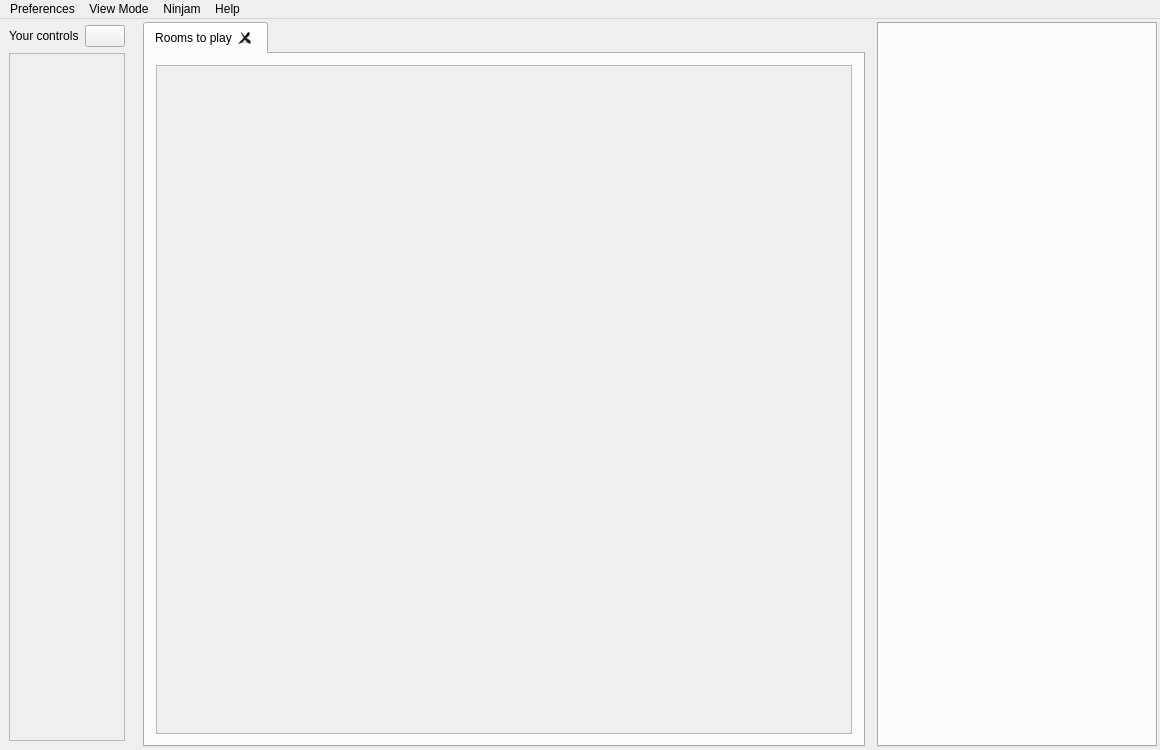
Old version of the form src/gui/MainWindow.ui in the repository elieserdejesus/JamTaba.
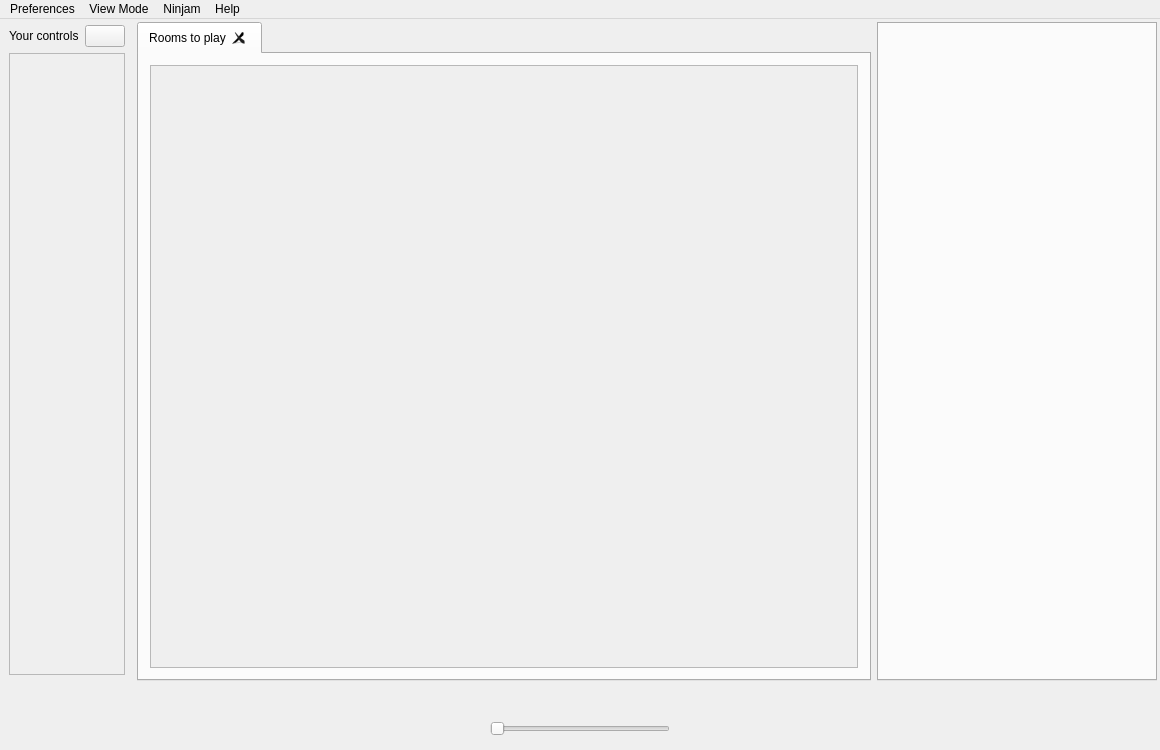
New version of the form. Icons and pictures are not drawn. Custom widgets are drawn as their Qt base class.

Commit message: starting the new interface

Patch:
```diff
--- a/src/gui/MainWindow.ui
+++ b/src/gui/MainWindow.ui
@@ -18,10 +18,7 @@
     <normaloff>:/images/jt_0001.png</normaloff>:/images/jt_0001.png</iconset>
   </property>
   <widget class="QWidget" name="centralWidget">
-   <layout class="QHBoxLayout" name="horizontalLayout">
-    <property name="spacing">
-     <number>12</number>
-    </property>
+   <layout class="QGridLayout" name="gridLayout">
     <property name="sizeConstraint">
      <enum>QLayout::SetDefaultConstraint</enum>
     </property>
@@ -37,115 +34,7 @@
     <property name="bottomMargin">
      <number>3</number>
     </property>
-    <item>
-     <widget class="QWidget" name="leftPanel" native="true">
-      <property name="sizePolicy">
-       <sizepolicy hsizetype="Preferred" vsizetype="Preferred">
-        <horstretch>0</horstretch>
-        <verstretch>0</verstretch>
-       </sizepolicy>
-      </property>
-      <layout class="QVBoxLayout" name="verticalLayout_2">
-       <property name="leftMargin">
-        <number>6</number>
-       </property>
-       <property name="topMargin">
-        <number>3</number>
-       </property>
-       <property name="rightMargin">
-        <number>6</number>
-       </property>
-       <property name="bottomMargin">
-        <number>6</number>
-       </property>
-       <item>
-        <widget class="QWidget" name="topWidget" native="true">
-         <property name="sizePolicy">
-          <sizepolicy hsizetype="MinimumExpanding" vsizetype="Maximum">
-           <horstretch>0</horstretch>
-           <verstretch>0</verstretch>
-          </sizepolicy>
-         </property>
-         <layout class="QHBoxLayout" name="horizontalLayout_2">
-          <property name="leftMargin">
-           <number>0</number>
-          </property>
-          <property name="topMargin">
-           <number>0</number>
-          </property>
-          <property name="rightMargin">
-           <number>0</number>
-          </property>
-          <property name="bottomMargin">
-           <number>0</number>
-          </property>
-          <item>
-           <widget class="QLabel" name="labelSectionTitle">
-            <property name="sizePolicy">
-             <sizepolicy hsizetype="Preferred" vsizetype="Preferred">
-              <horstretch>1</horstretch>
-              <verstretch>0</verstretch>
-             </sizepolicy>
-            </property>
-            <property name="text">
-             <string>Your controls</string>
-            </property>
-           </widget>
-          </item>
-          <item>
-           <widget class="QPushButton" name="localControlsCollapseButton">
-            <property name="toolTip">
-             <string>collapse/expand your controls ...</string>
-            </property>
-            <property name="text">
-             <string/>
-            </property>
-            <property name="checkable">
-             <bool>true</bool>
-            </property>
-           </widget>
-          </item>
-         </layout>
-        </widget>
-       </item>
-       <item>
-        <widget class="QScrollArea" name="scrollArea">
-         <property name="widgetResizable">
-          <bool>true</bool>
-         </property>
-         <widget class="QWidget" name="localTracksWidget">
-          <property name="geometry">
-           <rect>
-            <x>0</x>
-            <y>0</y>
-            <width>99</width>
-            <height>683</height>
-           </rect>
-          </property>
-          <layout class="QHBoxLayout" name="localTracksLayout">
-           <property name="spacing">
-            <number>3</number>
-           </property>
-           <property name="leftMargin">
-            <number>0</number>
-           </property>
-           <property name="topMargin">
-            <number>0</number>
-           </property>
-           <property name="rightMargin">
-            <number>0</number>
-           </property>
-           <property name="bottomMargin">
-            <number>0</number>
-           </property>
-          </layout>
-         </widget>
-        </widget>
-       </item>
-      </layout>
-     </widget>
-    </item>
-    <item>
+    <item row="0" column="1">
      <widget class="QWidget" name="contentPanel" native="true">
       <property name="sizePolicy">
        <sizepolicy hsizetype="Preferred" vsizetype="Preferred">
@@ -216,8 +105,8 @@
                <rect>
                 <x>0</x>
                 <y>0</y>
-                <width>711</width>
-                <height>674</height>
+                <width>723</width>
+                <height>603</height>
                </rect>
               </property>
               <layout class="QVBoxLayout" name="verticalLayout_6">
@@ -257,7 +146,7 @@
       </layout>
      </widget>
     </item>
-    <item>
+    <item row="0" column="2">
      <widget class="QWidget" name="chatArea" native="true">
       <property name="sizePolicy">
        <sizepolicy hsizetype="Preferred" vsizetype="Preferred">
@@ -300,6 +189,234 @@
       </layout>
      </widget>
     </item>
+    <item row="0" column="0">
+     <widget class="QWidget" name="leftPanel" native="true">
+      <property name="sizePolicy">
+       <sizepolicy hsizetype="Preferred" vsizetype="Preferred">
+        <horstretch>0</horstretch>
+        <verstretch>0</verstretch>
+       </sizepolicy>
+      </property>
+      <layout class="QVBoxLayout" name="verticalLayout_2">
+       <property name="leftMargin">
+        <number>6</number>
+       </property>
+       <property name="topMargin">
+        <number>3</number>
+       </property>
+       <property name="rightMargin">
+        <number>6</number>
+       </property>
+       <property name="bottomMargin">
+        <number>6</number>
+       </property>
+       <item>
+        <widget class="QWidget" name="topWidget" native="true">
+         <property name="sizePolicy">
+          <sizepolicy hsizetype="MinimumExpanding" vsizetype="Maximum">
+           <horstretch>0</horstretch>
+           <verstretch>0</verstretch>
+          </sizepolicy>
+         </property>
+         <layout class="QHBoxLayout" name="horizontalLayout_2">
+          <property name="leftMargin">
+           <number>0</number>
+          </property>
+          <property name="topMargin">
+           <number>0</number>
+          </property>
+          <property name="rightMargin">
+           <number>0</number>
+          </property>
+          <property name="bottomMargin">
+           <number>0</number>
+          </property>
+          <item>
+           <widget class="QLabel" name="labelSectionTitle">
+            <property name="sizePolicy">
+             <sizepolicy hsizetype="Preferred" vsizetype="Preferred">
+              <horstretch>1</horstretch>
+              <verstretch>0</verstretch>
+             </sizepolicy>
+            </property>
+            <property name="text">
+             <string>Your controls</string>
+            </property>
+           </widget>
+          </item>
+          <item>
+           <widget class="QPushButton" name="localControlsCollapseButton">
+            <property name="toolTip">
+             <string>collapse/expand your controls ...</string>
+            </property>
+            <property name="text">
+             <string/>
+            </property>
+            <property name="checkable">
+             <bool>true</bool>
+            </property>
+           </widget>
+          </item>
+         </layout>
+        </widget>
+       </item>
+       <item>
+        <widget class="QScrollArea" name="scrollArea">
+         <property name="widgetResizable">
+          <bool>true</bool>
+         </property>
+         <widget class="QWidget" name="localTracksWidget">
+          <property name="geometry">
+           <rect>
+            <x>0</x>
+            <y>0</y>
+            <width>99</width>
+            <height>612</height>
+           </rect>
+          </property>
+          <layout class="QHBoxLayout" name="localTracksLayout">
+           <property name="spacing">
+            <number>3</number>
+           </property>
+           <property name="leftMargin">
+            <number>0</number>
+           </property>
+           <property name="topMargin">
+            <number>0</number>
+           </property>
+           <property name="rightMargin">
+            <number>0</number>
+           </property>
+           <property name="bottomMargin">
+            <number>0</number>
+           </property>
+          </layout>
+         </widget>
+        </widget>
+       </item>
+      </layout>
+     </widget>
+    </item>
+    <item row="1" column="0" colspan="3">
+     <widget class="QWidget" name="bottomPanel" native="true">
+      <property name="minimumSize">
+       <size>
+        <width>0</width>
+        <height>40</height>
+       </size>
+      </property>
+      <layout class="QHBoxLayout" name="horizontalLayout">
+       <item>
+        <widget class="QWidget" name="masterControlsPanel" native="true">
+         <property name="maximumSize">
+          <size>
+           <width>200</width>
+           <height>16777215</height>
+          </size>
+         </property>
+         <layout class="QVBoxLayout" name="verticalLayout_4">
+          <property name="spacing">
+           <number>3</number>
+          </property>
+          <property name="leftMargin">
+           <number>0</number>
+          </property>
+          <property name="topMargin">
+           <number>0</number>
+          </property>
+          <property name="rightMargin">
+           <number>0</number>
+          </property>
+          <property name="bottomMargin">
+           <number>0</number>
+          </property>
+          <item>
+           <widget class="QWidget" name="masterMetersPanel" native="true">
+            <property name="minimumSize">
+             <size>
+              <width>0</width>
+              <height>20</height>
+             </size>
+            </property>
+            <layout class="QVBoxLayout" name="verticalLayout_5">
+             <property name="spacing">
+              <number>2</number>
+             </property>
+             <property name="leftMargin">
+              <number>0</number>
+             </property>
+             <property name="topMargin">
+              <number>0</number>
+             </property>
+             <property name="rightMargin">
+              <number>0</number>
+             </property>
+             <property name="bottomMargin">
+              <number>0</number>
+             </property>
+             <item>
+              <widget class="PeakMeter" name="masterMeterR" native="true"/>
+             </item>
+             <item>
+              <widget class="PeakMeter" name="masterMeterL" native="true"/>
+             </item>
+            </layout>
+           </widget>
+          </item>
+          <item>
+           <widget class="QWidget" name="masterFaderPanel" native="true">
+            <layout class="QHBoxLayout" name="horizontalLayout_3">
+             <property name="spacing">
+              <number>3</number>
+             </property>
+             <property name="leftMargin">
+              <number>0</number>
+             </property>
+             <property name="topMargin">
+              <number>0</number>
+             </property>
+             <property name="rightMargin">
+              <number>0</number>
+             </property>
+             <property name="bottomMargin">
+              <number>0</number>
+             </property>
+             <item>
+              <widget class="QLabel" name="speakerIconLeft">
+               <property name="text">
+                <string/>
+               </property>
+               <property name="pixmap">
+                <pixmap resource="../resources/jamtaba.qrc">:/images/level low.png</pixmap>
+               </property>
+              </widget>
+             </item>
+             <item>
+              <widget class="QSlider" name="masterFader">
+               <property name="orientation">
+                <enum>Qt::Horizontal</enum>
+               </property>
+              </widget>
+             </item>
+             <item>
+              <widget class="QLabel" name="speakerIconRight">
+               <property name="text">
+                <string/>
+               </property>
+               <property name="pixmap">
+                <pixmap resource="../resources/jamtaba.qrc">:/images/level high.png</pixmap>
+               </property>
+              </widget>
+             </item>
+            </layout>
+           </widget>
+          </item>
+         </layout>
+        </widget>
+       </item>
+      </layout>
+     </widget>
+    </item>
    </layout>
   </widget>
   <widget class="QMenuBar" name="menuBar">
@@ -485,6 +602,12 @@
    <header>CustomTabWidget.h</header>
    <container>1</container>
   </customwidget>
+  <customwidget>
+   <class>PeakMeter</class>
+   <extends>QWidget</extends>
+   <header>PeakMeter.h</header>
+   <container>1</container>
+  </customwidget>
  </customwidgets>
  <resources/>
  <connections>
```
Left out of the diff: 4 changed lines with no effect on the pictures. The commit also changes 5 other files.
